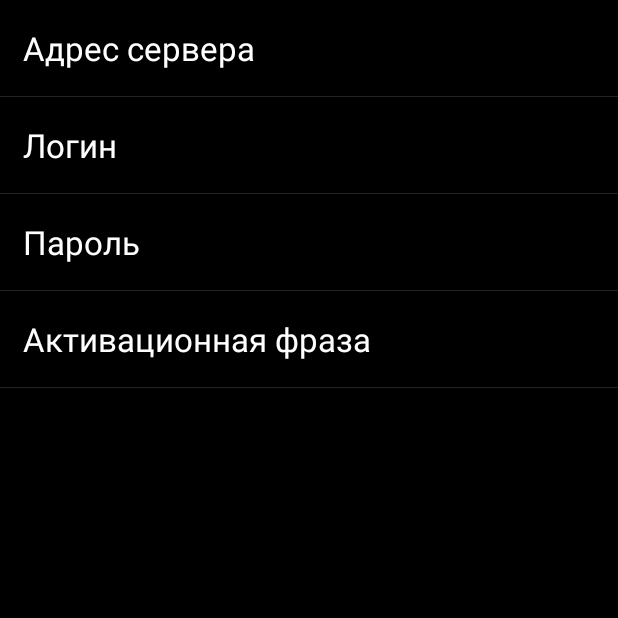
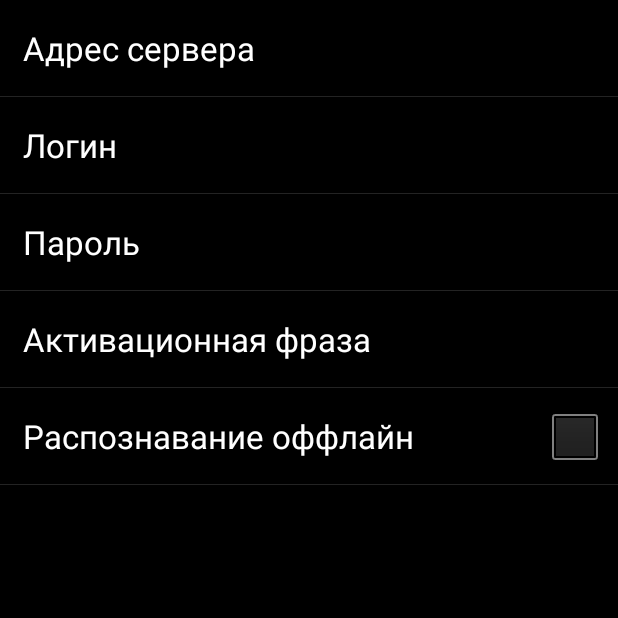
Before and after one commit to MakeSimpleOrg/SmartVoice, an Android app: the screen it shows after launch (SettingsActivity), after a tap on "Настройки", on a phone screen of 412 x 824 dp, the top half of it. Run offline under Robolectric (Android 15) with nearby library versions, the phone set to English and light mode, and no system bars.

Commit message:
Опционально распознавание оффлайн. Рекомендую.

```diff
--- a/app/src/main/java/com/diamond/SmartVoice/Recognizer/GoogleRecognizer.java
+++ b/app/src/main/java/com/diamond/SmartVoice/Recognizer/GoogleRecognizer.java
@@ -35,8 +35,7 @@ public class GoogleRecognizer implements RecognitionListener {
         intent.putExtra(RecognizerIntent.EXTRA_LANGUAGE, Locale.getDefault());
         intent.putExtra(RecognizerIntent.EXTRA_CALLING_PACKAGE, context.getPackageName());
         intent.putExtra(RecognizerIntent.EXTRA_PARTIAL_RESULTS, false);
-
-        intent.putExtra(RecognizerIntent.EXTRA_PREFER_OFFLINE, true); //TODO сравнить качество онлайн и оффлайн
+        intent.putExtra(RecognizerIntent.EXTRA_PREFER_OFFLINE, context.pref.getBoolean("offline_recognition", false));
     }
 
     public void startListening() {
--- a/app/src/main/res/xml/pref_general.xml
+++ b/app/src/main/res/xml/pref_general.xml
@@ -34,5 +34,9 @@
         android:selectAllOnFocus="true"
         android:singleLine="true"
         android:title="Активационная фраза" />
+    <CheckBoxPreference
+        android:defaultValue="false"
+        android:key="offline_recognition"
+        android:title="Распознавание оффлайн" />
 
 </PreferenceScreen>
```
